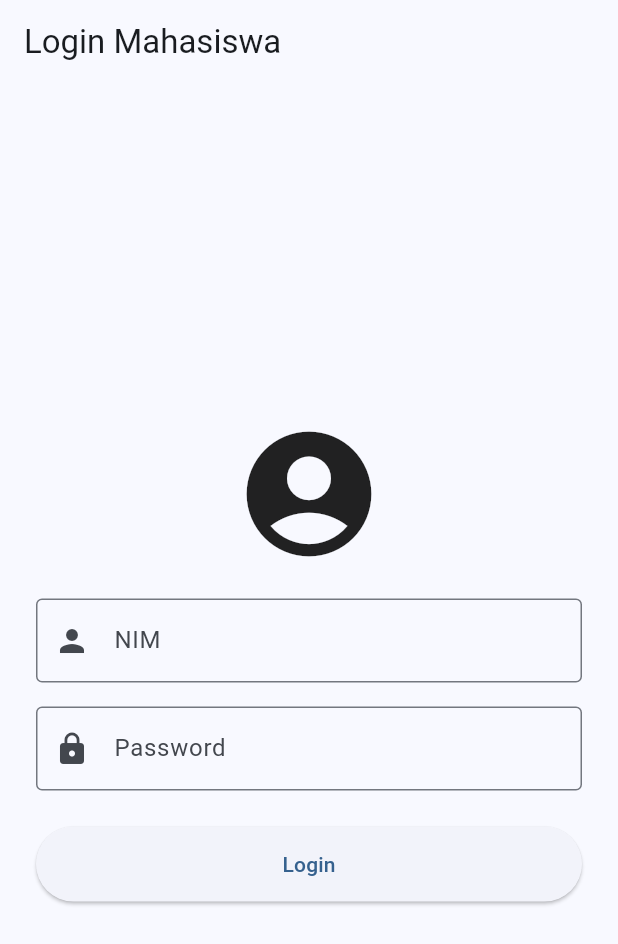
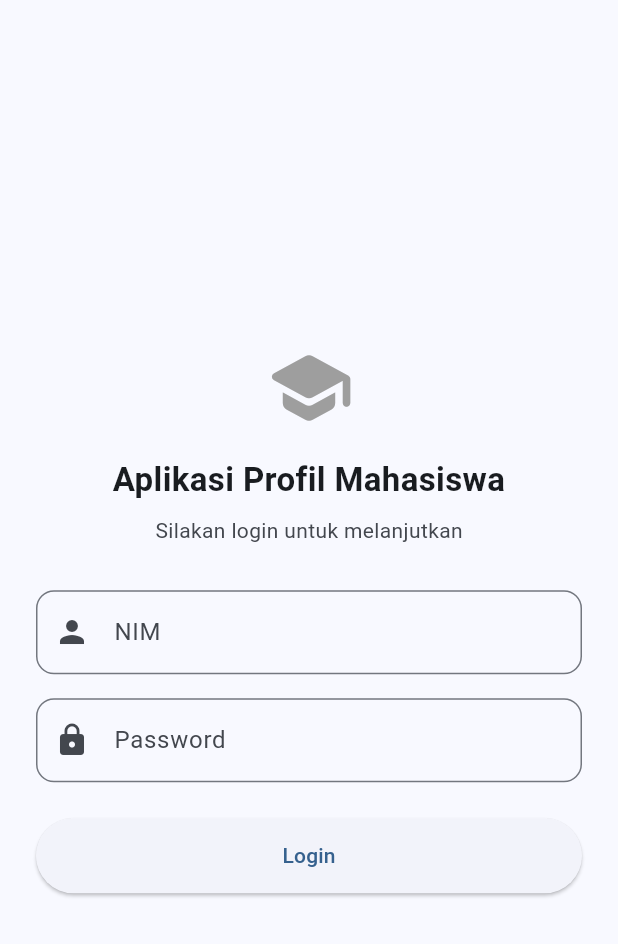
Before and after one commit to DhaniKWP/soal2-uts-pml-1124160014, a Flutter app: the screen it shows after launch, on a phone screen of 412 x 824 dp. Shown: the top 944 px of the screen. Run offline on Flutter 3.47's test engine with Material 3 defaults, Android fonts, the phone set to English and light mode, and no system bars.

Commit message:
style: merapikan header login dan mengubah warna avatar

```diff
--- a/lib/screens/login_page.dart
+++ b/lib/screens/login_page.dart
@@ -18,7 +18,6 @@ class LoginPage extends StatefulWidget {
 
 class _LoginPageState extends State<LoginPage> {
   final _formKey = GlobalKey<FormState>();
-
   final _nimController = TextEditingController();
   final _passwordController = TextEditingController();
 
@@ -31,7 +30,6 @@ class _LoginPageState extends State<LoginPage> {
     super.dispose();
   }
 
-
   Future<void> login() async {
     if (!_formKey.currentState!.validate()) return;
 
@@ -41,9 +39,10 @@ class _LoginPageState extends State<LoginPage> {
 
     await Future.delayed(const Duration(seconds: 2));
 
+    if (!mounted) return;
+
     if (_nimController.text == '1124160014' &&
         _passwordController.text == 'global') {
-
       Navigator.pushReplacement(
         context,
         MaterialPageRoute(
@@ -63,7 +62,6 @@ class _LoginPageState extends State<LoginPage> {
           ),
         ),
       );
-
     } else {
       setState(() {
         isLoading = false;
@@ -80,10 +78,8 @@ class _LoginPageState extends State<LoginPage> {
   @override
   Widget build(BuildContext context) {
     return Scaffold(
-      appBar: AppBar(
-        title: const Text('Login Mahasiswa'),
-      ),
-      body: Padding(
+      body: Center(
+        child: SingleChildScrollView(
           padding: const EdgeInsets.all(24),
           child: Form(
             key: _formKey,
@@ -91,18 +87,46 @@ class _LoginPageState extends State<LoginPage> {
               mainAxisAlignment: MainAxisAlignment.center,
               children: [
                 const Icon(
-                Icons.account_circle,
-                size: 100,
+                  Icons.school_rounded,
+                  size: 60,
+                  color: Colors.grey
                 ),
 
-              const SizedBox(height: 20),
+                const SizedBox(height: 16),
+
+                const Text(
+                  'Aplikasi Profil Mahasiswa',
+                  textAlign: TextAlign.center,
+                  style: TextStyle(
+                    fontSize: 22,
+                    fontWeight: FontWeight.bold,
+                  ),
+                ),
+
+                const SizedBox(height: 8),
+
+                Text(
+                  'Silakan login untuk melanjutkan',
+                  style: TextStyle(
+                    color: Theme.of(context)
+                        .colorScheme
+                        .onSurfaceVariant,
+                  ),
+                ),
+
+                const SizedBox(height: 30),
 
                 TextFormField(
                   controller: _nimController,
+                  keyboardType: TextInputType.number,
                   decoration: const InputDecoration(
                     labelText: 'NIM',
                     prefixIcon: Icon(Icons.person),
-                  border: OutlineInputBorder(),
+                    border: OutlineInputBorder(
+                      borderRadius: BorderRadius.all(
+                        Radius.circular(12),
+                      ),
+                    ),
                   ),
                   validator: (value) {
                     if (value == null || value.isEmpty) {
@@ -120,7 +144,11 @@ class _LoginPageState extends State<LoginPage> {
                   decoration: const InputDecoration(
                     labelText: 'Password',
                     prefixIcon: Icon(Icons.lock),
-                  border: OutlineInputBorder(),
+                    border: OutlineInputBorder(
+                      borderRadius: BorderRadius.all(
+                        Radius.circular(12),
+                      ),
+                    ),
                   ),
                   validator: (value) {
                     if (value == null || value.isEmpty) {
@@ -138,7 +166,13 @@ class _LoginPageState extends State<LoginPage> {
                   child: ElevatedButton(
                     onPressed: isLoading ? null : login,
                     child: isLoading
-                      ? const CircularProgressIndicator()
+                        ? const SizedBox(
+                      width: 22,
+                      height: 22,
+                      child: CircularProgressIndicator(
+                        strokeWidth: 2,
+                      ),
+                    )
                         : const Text('Login'),
                   ),
                 ),
@@ -146,6 +180,7 @@ class _LoginPageState extends State<LoginPage> {
             ),
           ),
         ),
+      ),
     );
   }
 }
```
Lines whose indentation alone changed are shown as unchanged.
